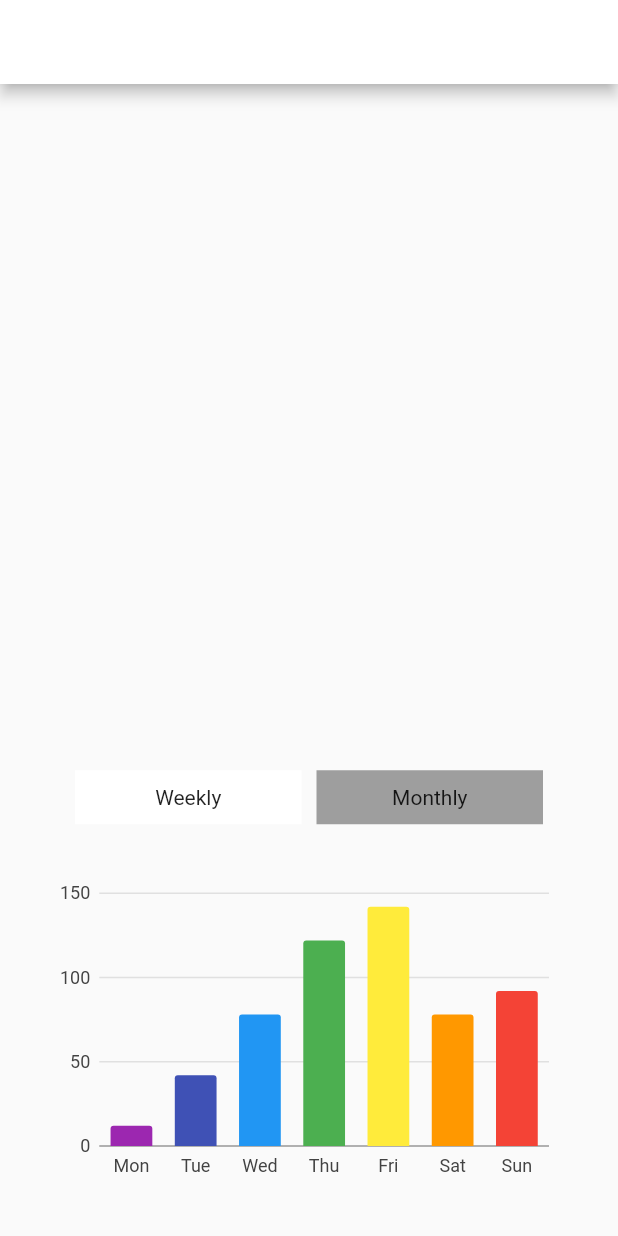
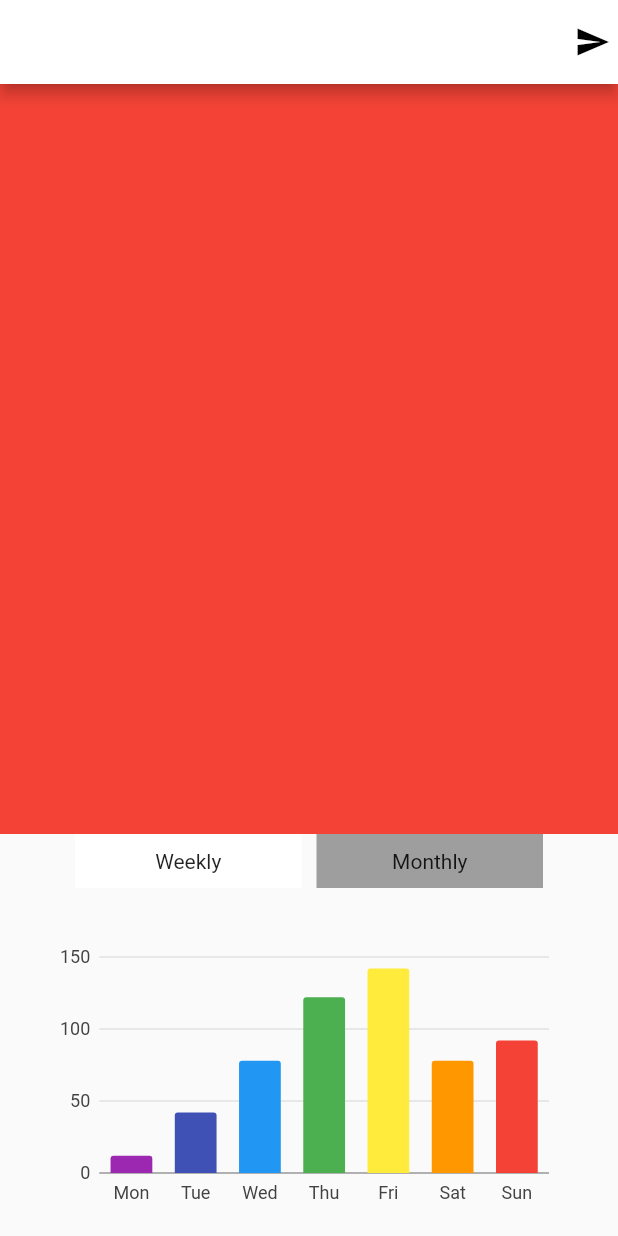
Before and after one commit to borsezf2/fitnesstracker2020, a Flutter app: the Home screen opened directly, on a phone screen of 412 x 824 dp. Run offline on Flutter 3.47's test engine with Material 2 defaults, Android fonts, the light colour scheme and no system bars; our stand-ins replace bottom_navy_bar, carousel_slider, charts_flutter.

Commit message:
code merge

```diff
--- a/lib/main.dart
+++ b/lib/main.dart
@@ -1,3 +1,4 @@
+import 'package:fitnesstracker2020/presentation/payment/homes.dart';
 import 'package:fitnesstracker2020/screens/dashboard.dart';
 import 'package:flutter/material.dart';
 
@@ -12,7 +13,7 @@ class MyApp extends StatelessWidget {
       theme: ThemeData(
         primarySwatch: Colors.blue,
       ),
-      home: Dashboard(),
+      home: Home(),
     );
   }
 }
--- a/lib/presentation/payment/homes.dart
+++ b/lib/presentation/payment/homes.dart
@@ -1,4 +1,4 @@
-import 'package:fitness_tracker/friends.dart';
+import 'package:fitnesstracker2020/presentation/payment/friends.dart';
 import "package:flutter/material.dart";
 import 'package:charts_flutter/flutter.dart' as charts;
 
@@ -99,13 +99,27 @@ class _HomeState extends State<Home> {
           onTap:(){Navigator.push(context,MaterialPageRoute(builder: (context)=>Friends()));},
                   child: Container(child:Padding(
             padding: const EdgeInsets.all(5.0),
-            child: Icon(Icons.send),
+            child: Icon(Icons.send,color: Colors.black,),
           )),
         )
       ],),
-        body: Column(
+        body: Container(
+          height: MediaQuery.of(context).size.height,
+
+          child: SingleChildScrollView(
+            child: Column(
       children: <Widget>[
-        Expanded(flex: 5, child: Container()),
+//        Expanded(flex: 5, child: Container()),
+
+// ********************************************************************************
+// for himanshu, this this the container you ned to add your code in
+      Container(
+        height: 500,
+        color: Colors.red,
+      ),
+ // ********************************************************************************
+
+
             Row(children: <Widget>[
               SizedBox(
                 width: 50,
@@ -155,11 +169,14 @@ class _HomeState extends State<Home> {
                 width: 50,
               ),
             ]),
-        Expanded(
-            flex: 3,
+            Container(
+                height: 250,
+//                color: Colors.blue,
                 child:
                     Container(child: weekly ? chartWidgetWeek : chartWidgetMonth))
       ],
+    ),
+          ),
         ));
   }
 }
--- a/lib/screens/dashboard.dart
+++ b/lib/screens/dashboard.dart
@@ -43,7 +43,9 @@ class _DashboardState extends State<Dashboard> {
           },
         ),
       ),
-      bottomNavigationBar: BottomNavyBar(
+      bottomNavigationBar: SafeArea(
+
+        child: BottomNavyBar(
           selectedIndex: _currentIndex,
           showElevation: true, // use this to remove appBar's elevation
           onItemSelected: (index) {
@@ -72,6 +74,7 @@ class _DashboardState extends State<Dashboard> {
                 activeColor: Colors.green
             ),
           ],
+        ),
       )
     );
   }
--- a/pubspec.yaml
+++ b/pubspec.yaml
@@ -27,7 +27,7 @@ dependencies:
   carousel_slider: ^1.4.1
   bubble_bottom_bar: ^1.2.0
   bottom_navy_bar: ^5.3.2
-
+  charts_flutter:
 dev_dependencies:
   flutter_test:
     sdk: flutter
```
Also changed, not shown: pubspec.lock. Lines whose indentation alone changed are shown as unchanged.
